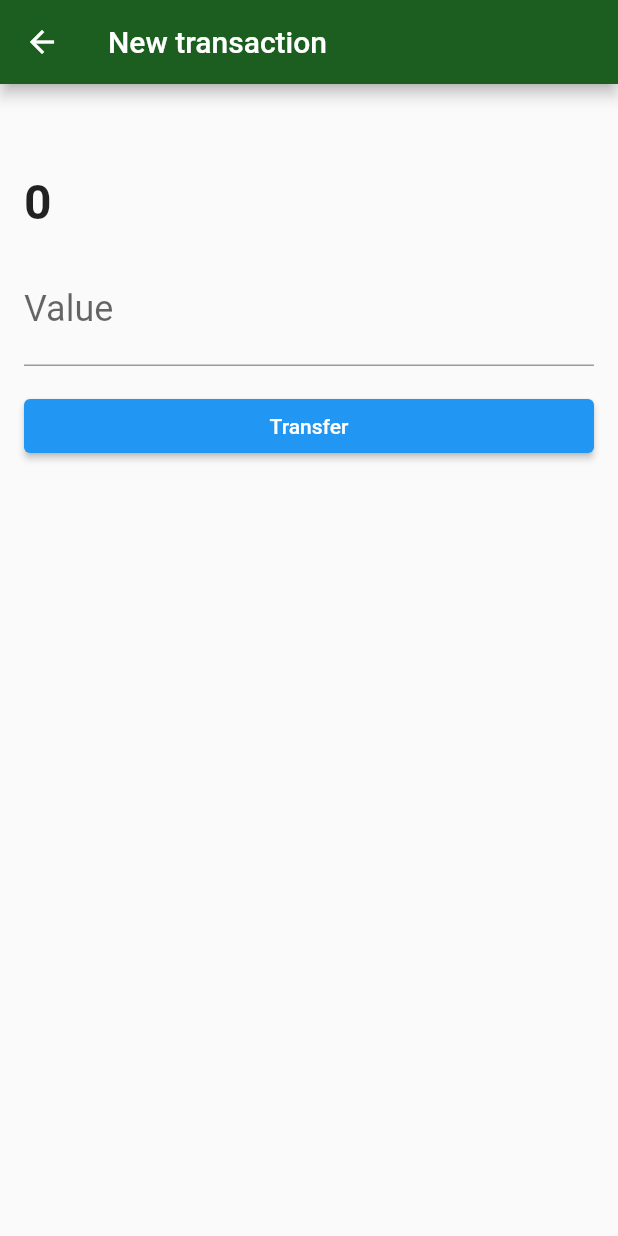
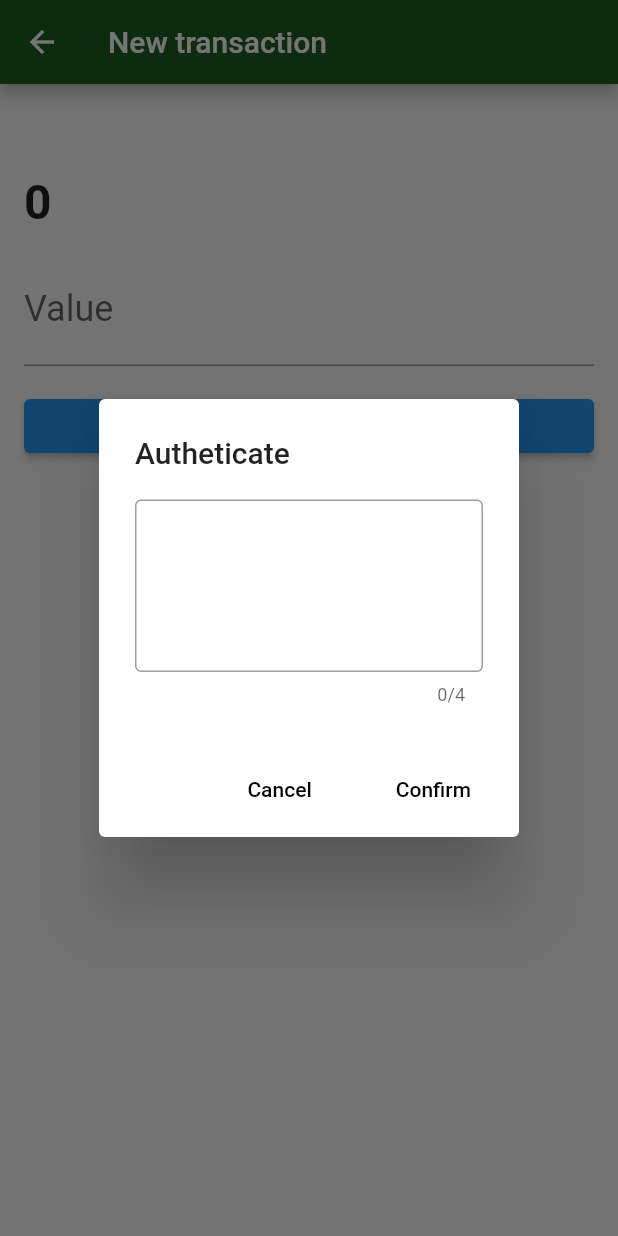
Before and after one commit to abraaoribeiro/byteBank, a Flutter app: the TransactionForm screen opened directly with empty values, after a tap on "Transfer", on a phone screen of 412 x 824 dp. Run offline on Flutter 3.47's test engine with Material 2 defaults, Android fonts, the phone set to English and light mode, and no system bars; our stand-ins replace sqflite; missing offline and left inert: http_interceptor; accounts and stored records are empty.

Commit message:
Criação do Dialog Autheticate

```diff
--- /dev/null
+++ b/lib/componentes/transaction_auth_dialog.dart
@@ -0,0 +1,47 @@
+import 'package:flutter/material.dart';
+
+class TransactionAuthDialog extends StatefulWidget {
+  final Function(String password) onConfirm;
+
+  const TransactionAuthDialog({Key key, this.onConfirm}) : super(key: key);
+
+  @override
+  _TransactionAuthDialogState createState() => _TransactionAuthDialogState();
+}
+
+class _TransactionAuthDialogState extends State<TransactionAuthDialog> {
+  final TextEditingController _passwordController = TextEditingController();
+
+  @override
+  Widget build(BuildContext context) {
+    return Container(
+      child: AlertDialog(
+        title: Text('Autheticate'),
+        content: TextField(
+          controller: _passwordController,
+          obscureText: true,
+          maxLength: 4,
+          textAlign: TextAlign.center,
+          decoration: InputDecoration(border: OutlineInputBorder()),
+          style: TextStyle(fontSize: 64, letterSpacing: 24),
+          keyboardType: TextInputType.number,
+        ),
+        actions: <Widget>[
+          FlatButton(
+            onPressed: () {
+                  Navigator.pop(context);
+            },
+            child: Text("Cancel"),
+          ),
+          FlatButton(
+            onPressed: () {
+              widget.onConfirm(_passwordController.text);
+              Navigator.pop(context);
+            },
+            child: Text("Confirm"),
+          ),
+        ],
+      ),
+    );
+  }
+}
--- a/lib/http/webclients/transaction_webclient.dart
+++ b/lib/http/webclients/transaction_webclient.dart
@@ -13,14 +13,14 @@ class TransactionWebClient {
     return decodedJson.map((dynamic json) => Transaction.fromJson(json)).toList();
   }
 
-  Future<Transaction> save(Transaction transaction) async {
+  Future<Transaction> save(Transaction transaction, String password) async {
     final String transactionJson = jsonEncode(transaction.toJson());
 
     final Response response = await client.post(
       baseUrl,
       headers: {
         'Content-type': 'application/json',
-        'password': '1000',
+        'password': password,
       },
       body: transactionJson,
     );
--- a/lib/screens/transaction_form.dart
+++ b/lib/screens/transaction_form.dart
@@ -1,3 +1,4 @@
+import 'package:bytebank/componentes/transaction_auth_dialog.dart';
 import 'package:bytebank/http/webclients/transaction_webclient.dart';
 import 'package:bytebank/models/contact.dart';
 import 'package:bytebank/models/transaction.dart';
@@ -63,11 +64,20 @@ class _TransactionFormState extends State<TransactionForm> {
                           double.tryParse(_valueController.text);
                       final transactionCreated =
                           Transaction(value, widget.contact);
-                      _webClient.save(transactionCreated).then((transaction) {
-                        if (transaction != null) {
-                          Navigator.pop(context);
-                        }
-                      });
+                      showDialog(
+                        context: context,
+                        builder: (_) => TransactionAuthDialog(
+                          onConfirm: (String password) {
+                            _webClient.save(transactionCreated, password).then(
+                              (transaction) {
+                                if (transaction != null) {
+                                  Navigator.pop(context);
+                                }
+                              },
+                            );
+                          },
+                        ),
+                      );
                     },
                   ),
                 ),
```
Also changed, not shown: 5 other files.
